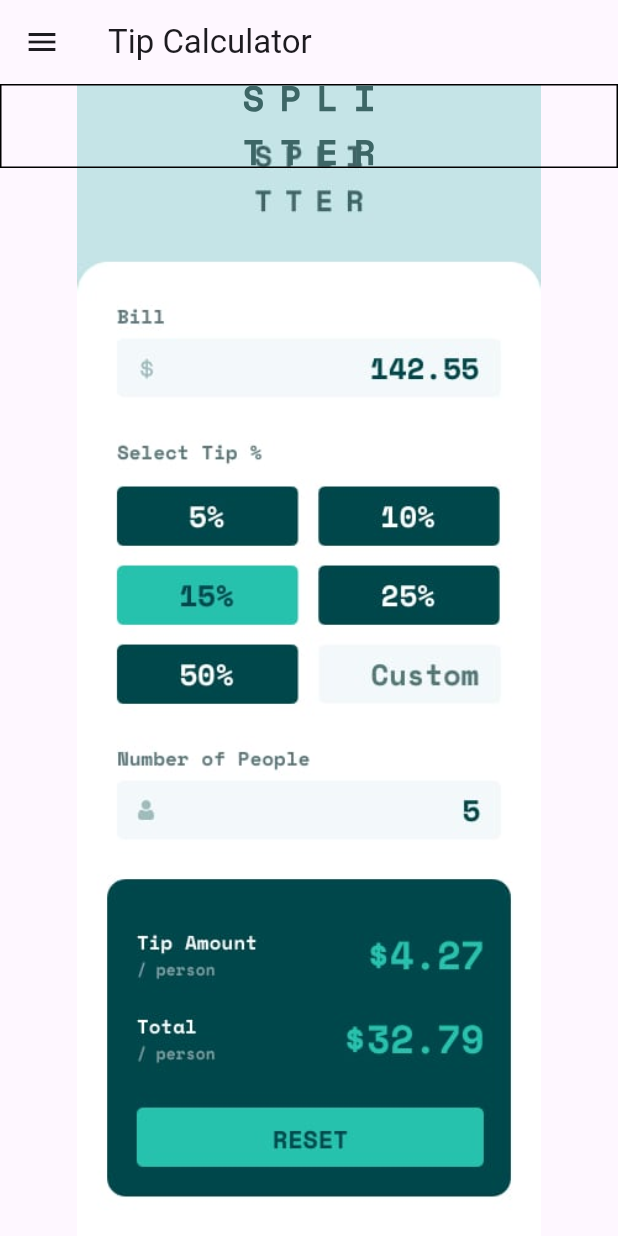
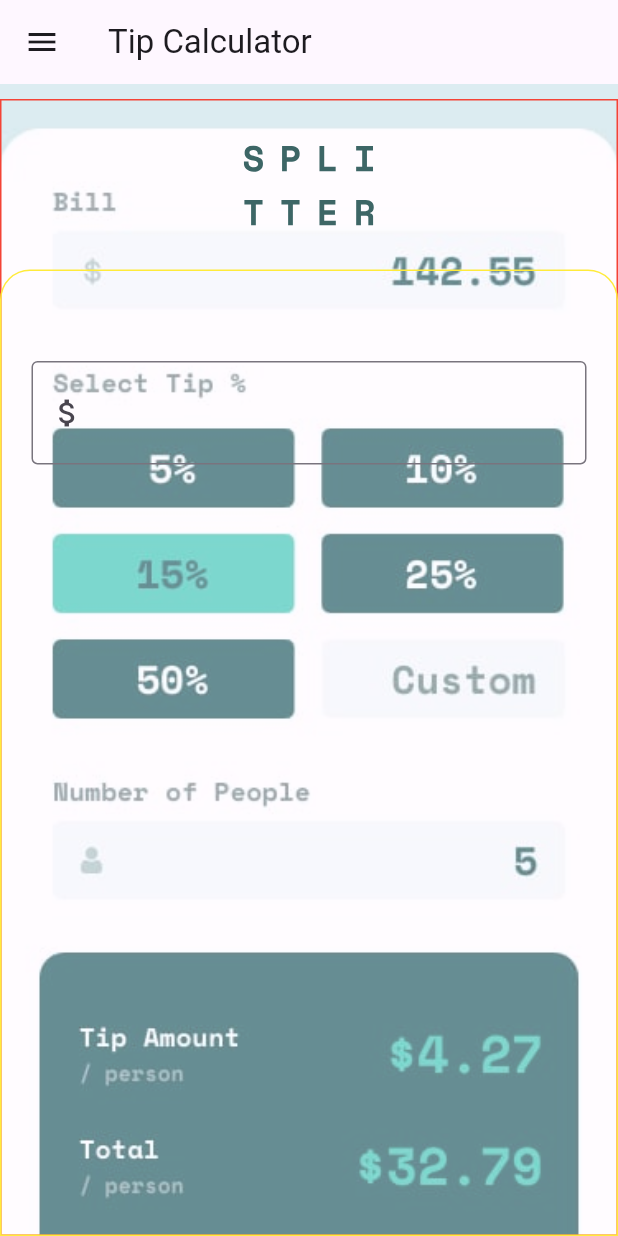
Before and after one commit to farids13/flutter, a Flutter app: the TipCalculator screen opened by its route, on a phone screen of 412 x 824 dp. Run offline on Flutter 3.47's test engine with Material 3 defaults, Android fonts, the phone set to English and light mode, and no system bars; our stand-ins replace flutter_svg, go_router, google_fonts, shared_preferences, watch_it; accounts and stored records are empty.

Commit message:
add design tip calculator

```diff
--- a/lib/features/medium/tip_calculator.dart
+++ b/lib/features/medium/tip_calculator.dart
@@ -1,5 +1,8 @@
+import 'package:flutter/cupertino.dart';
 import 'package:flutter/material.dart';
+import 'package:flutter/widgets.dart';
 import 'package:flutter_svg/svg.dart';
+import 'package:google_fonts/google_fonts.dart';
 import 'package:simple_flutter_template/drawer.dart';
 
 class TipCalculator extends StatefulWidget {
@@ -10,29 +13,79 @@
 }
 
 class _TipCalculatorState extends State<TipCalculator> {
+  bool isBg = false;
+
   @override
   Widget build(BuildContext context) {
     return Scaffold(
       appBar: AppBar(
         title: Text('Tip Calculator'),
       ),
-      drawer: drawerList(context, username: ""),
+      drawer: drawerList(context, username: "John Doe"),
       body: Container(
         decoration: BoxDecoration(
           image: DecorationImage(
-            opacity: 1,
+            opacity: 0.6,
             image: AssetImage('assets/design/mobile-design-tip.jpg'),
-            fit: BoxFit.fitHeight,
+            fit: BoxFit.cover,
           ),
         ),
-        child: Column(
+        child: Stack(
           children: [
-            Container(
-              alignment: Alignment.center,
-              decoration: BoxDecoration(
-                border: Border.all(color: Colors.black),
+            Positioned(
+              top: 10,
+              left: 0,
+              right: 0,
+              bottom: 0,
+              child: Container(
+                padding: EdgeInsets.all(30),
+                alignment: Alignment.topCenter,
+                decoration: BoxDecoration(
+                  border: Border.all(color: Colors.red),
+                  color: isBg ? Color(0xffc5e4e7) : Colors.transparent,
+                ),
+                child: SvgPicture.asset('assets/icons/tip/logo.svg'),
               ),
-              child: SvgPicture.asset('assets/icons/tip/logo.svg'),
+            ),
+            Positioned(
+              bottom: 0,
+              left: 0,
+              right: 0,
+              top: MediaQuery.of(context).size.height * 0.15,
+              child: Container(
+                decoration: BoxDecoration(
+                  border: Border.all(color: Colors.yellow),
+                  color: isBg ? Colors.white : null,
+                  borderRadius: BorderRadius.only(
+                    topLeft: Radius.circular(20),
+                    topRight: Radius.circular(20),
+                  ),
+                ),
+                child: Column(
+                  children: [
+                    SizedBox(
+                      height: 40,
+                    ),
+                    Container(
+                      padding: EdgeInsets.all(20),
+                      child: TextField(
+                        style: TextStyle(
+                          color: Color(0xff5e7a7d),
+                          fontSize: 25,
+                          fontFamily: GoogleFonts.spaceMono().fontFamily,
+                          fontWeight: FontWeight.w700,
+                        ),
+                        textAlign: TextAlign.right,
+                        decoration: InputDecoration(
+                          prefixIcon: Icon(Icons.attach_money),
+                          border: OutlineInputBorder(),
+                          hintTextDirection: TextDirection.rtl,
+                        ),
+                      ),
+                    )
+                  ],
+                ),
+              ),
             )
           ],
         ),
--- a/pubspec.yaml
+++ b/pubspec.yaml
@@ -9,7 +9,7 @@
 dependencies:
   animated_tree_view: ^2.2.0
   flutter:
-    sdk: flutter`
+    sdk: flutter
   flutter_svg: ^2.0.10+1
   go_router: ^13.2.1
   google_fonts: ^6.2.1
```
